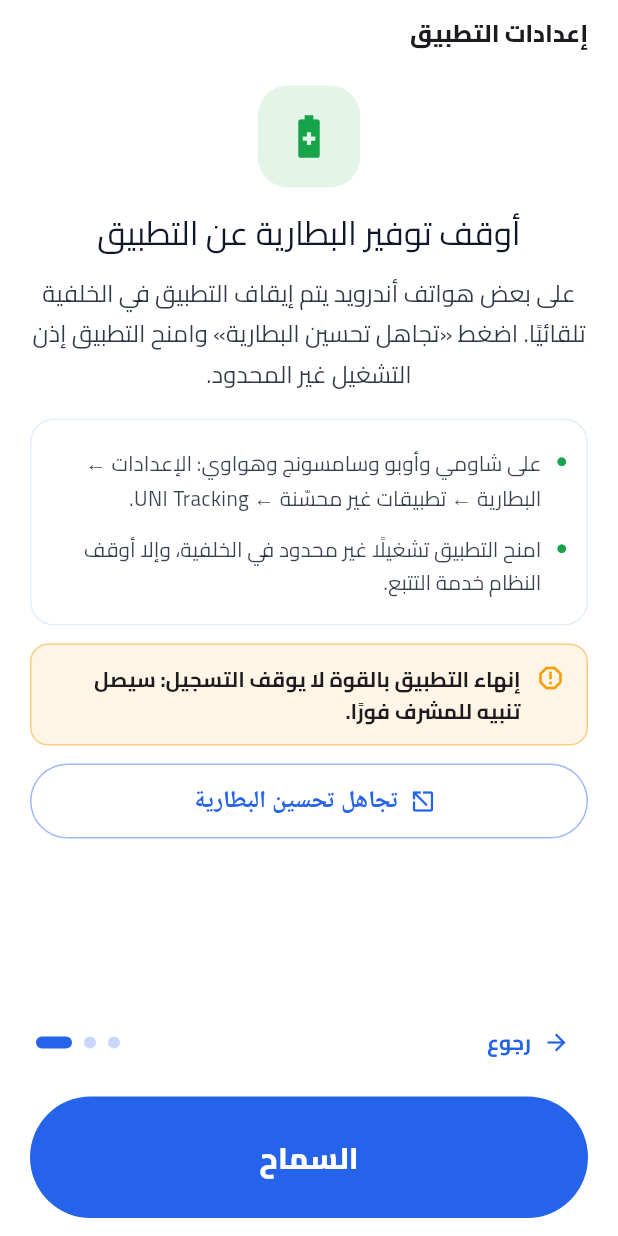
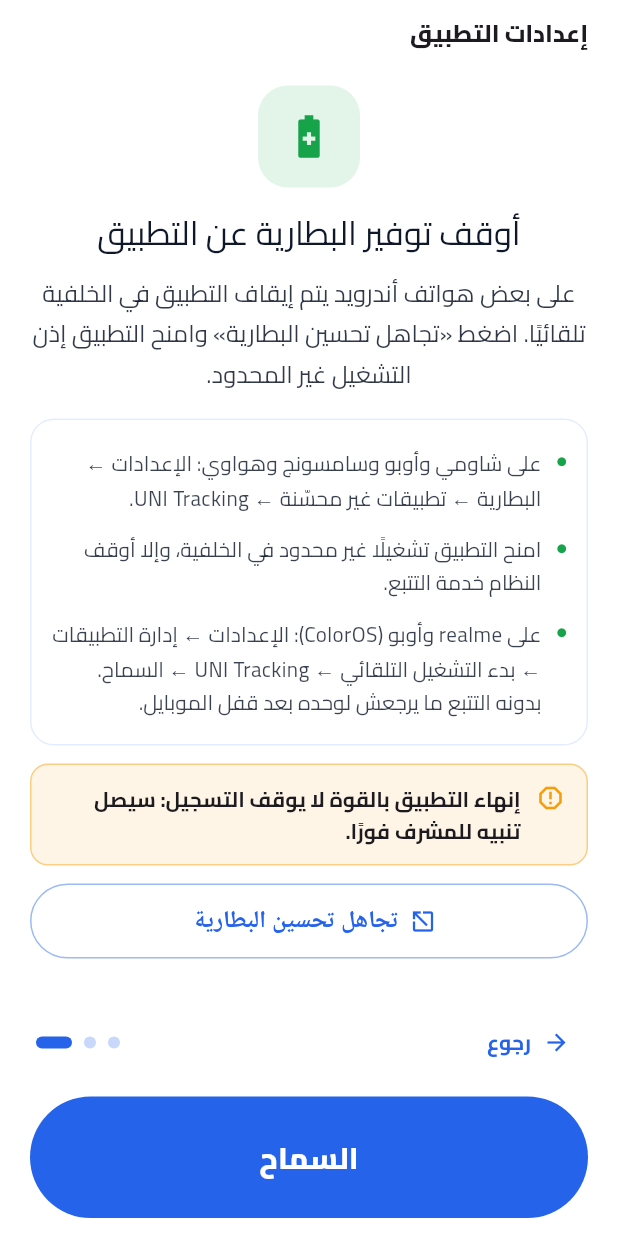
Before and after one commit to urfavuniabdo/UNI-Traking, a Flutter app: the OnboardingScreen screen opened by its route, swiped to page 3, on a phone screen of 412 x 824 dp. Run offline on Flutter 3.47's test engine with Material 3 defaults, Android fonts, the phone set to English and light mode, and no system bars; our stand-ins replace battery_plus, connectivity_plus, device_info_plus, dio, firebase_core, firebase_messaging and 10 more; missing offline and left inert: flutter_background_service, workmanager; accounts and stored records are empty.

Commit message:
feat(mobile): tell ColorOS users to allow auto-launch
Verified on a Realme 6 that the OS keeps "Allow auto launch" off by default, so
the boot receiver never restarts tracking after a reboot and the driver's shift
silently stops being recorded. The battery bullet only covered the unrestricted
background toggle.

```diff
--- a/apps/mobile/assets/strings/ar.json
+++ b/apps/mobile/assets/strings/ar.json
@@ -87,6 +87,7 @@
   "onboardingBatteryTitle": "أوقف توفير البطارية عن التطبيق",
   "onboardingBatteryOemPath": "على شاومي وأوبو وسامسونج وهواوي: الإعدادات ← البطارية ← تطبيقات غير محسّنة ← UNI Tracking.",
   "onboardingBatteryUnrestricted": "امنح التطبيق تشغيلًا غير محدود في الخلفية، وإلا أوقف النظام خدمة التتبع.",
+  "onboardingAutoLaunch": "على realme وأوبو (ColorOS): الإعدادات ← إدارة التطبيقات ← بدء التشغيل التلقائي ← UNI Tracking ← السماح. بدونه التتبع ما يرجعش لوحده بعد قفل الموبايل.",
   "onboardingKilledAlert": "إنهاء التطبيق بالقوة لا يوقف التسجيل: سيصل تنبيه للمشرف فورًا.",
   "settingsNotificationsSubtitle": "أصوات التنبيه والاهتزاز",
   "settingsTrackingOnShift": "يعمل تلقائيًا حتى التشيك أوت",
--- a/apps/mobile/lib/features/onboarding/onboarding_screen.dart
+++ b/apps/mobile/lib/features/onboarding/onboarding_screen.dart
@@ -83,6 +83,7 @@ class _OnboardingScreenState extends ConsumerState<OnboardingScreen> {
           bullets: <String>[
             S.t('onboardingBatteryOemPath'),
             S.t('onboardingBatteryUnrestricted'),
+            S.t('onboardingAutoLaunch'),
           ],
           actionLabel: S.t('batteryOptimization'),
           onAction: _openAppSettings,
```
